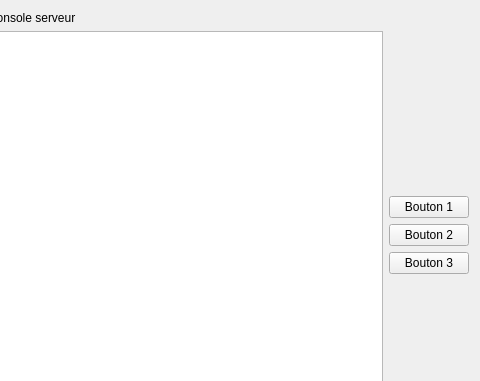
Zxb12/Timeline, file src/ui/fenprincipale.ui: the form before one commit; both pictures show x 424 to 904 and y 0 to 381 of the 904 by 472 pixel window.
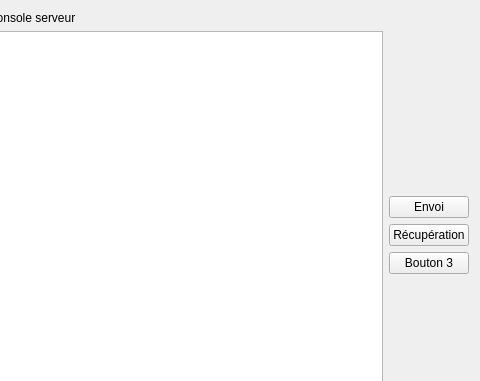
The form after the commit.

Commit message: Implémente la récupération automatisée des données stockées et optimise le format du cache pour éviter un recalcul systématique de la liste de fichiers

```diff
--- a/src/ui/fenprincipale.ui
+++ b/src/ui/fenprincipale.ui
@@ -83,14 +83,14 @@
       <item>
        <widget class="QPushButton" name="btn1">
         <property name="text">
-         <string>Bouton 1</string>
+         <string>Envoi</string>
         </property>
        </widget>
       </item>
       <item>
        <widget class="QPushButton" name="btn2">
         <property name="text">
-         <string>Bouton 2</string>
+         <string>Récupération</string>
         </property>
        </widget>
       </item>
```
The commit also changes 9 other files.
